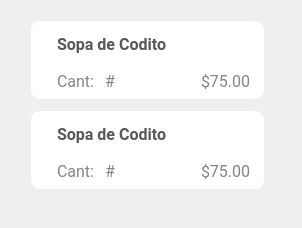
Above: El-Patio/mesero/mesero_tarjeta_chica.ui from MrDanielG/IHC-ElPatio before the change. Below: the same form after it.
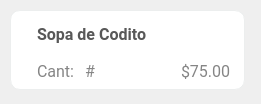
That is the form after the change. Icons and pictures are not drawn.

Diff of the .ui file:
```diff
--- a/El-Patio/mesero/mesero_tarjeta_chica.ui
+++ b/El-Patio/mesero/mesero_tarjeta_chica.ui
@@ -6,8 +6,8 @@
    <rect>
     <x>0</x>
     <y>0</y>
-    <width>302</width>
-    <height>228</height>
+    <width>261</width>
+    <height>104</height>
    </rect>
   </property>
   <property name="windowTitle">
@@ -25,8 +25,8 @@
   <widget class="QFrame" name="frame">
    <property name="geometry">
     <rect>
-     <x>30</x>
-     <y>110</y>
+     <x>10</x>
+     <y>10</y>
      <width>235</width>
      <height>80</height>
     </rect>
@@ -92,6 +92,9 @@
          <property name="text">
           <string>Sopa de Codito</string>
          </property>
+         <property name="wordWrap">
+          <bool>true</bool>
+         </property>
         </widget>
        </item>
        <item>
@@ -167,149 +170,6 @@
     </layout>
    </widget>
   </widget>
-  <widget class="QLabel" name="label">
-   <property name="geometry">
-    <rect>
-     <x>30</x>
-     <y>20</y>
-     <width>235</width>
-     <height>80</height>
-    </rect>
-   </property>
-   <property name="styleSheet">
-    <string notr="true">border-radius: 10px;
-background-color: #fff;
-border: 1px solid #ECEEEE;</string>
-   </property>
-   <property name="text">
-    <string/>
-   </property>
-  </widget>
-  <widget class="QWidget" name="layoutWidget">
-   <property name="geometry">
-    <rect>
-     <x>40</x>
-     <y>30</y>
-     <width>211</width>
-     <height>65</height>
-    </rect>
-   </property>
-   <layout class="QHBoxLayout" name="horizontalLayout_2">
-    <property name="spacing">
-     <number>10</number>
-    </property>
-    <item>
-     <widget class="QLabel" name="imgPlatillo">
-      <property name="maximumSize">
-       <size>
-        <width>50</width>
-        <height>50</height>
-       </size>
-      </property>
-      <property name="text">
-       <string/>
-      </property>
-      <property name="pixmap">
-       <pixmap resource="../Recursos.qrc">:/iconos/resources/menuPrueba.png</pixmap>
-      </property>
-      <property name="scaledContents">
-       <bool>true</bool>
-      </property>
-     </widget>
-    </item>
-    <item>
-     <layout class="QVBoxLayout" name="verticalLayout">
-      <item>
-       <widget class="QLabel" name="nombrePlatillo">
-        <property name="font">
-         <font>
-          <family>Roboto</family>
-          <pointsize>12</pointsize>
-          <weight>75</weight>
-          <bold>true</bold>
-         </font>
-        </property>
-        <property name="styleSheet">
-         <string notr="true">color:#585858;
-</string>
-        </property>
-        <property name="text">
-         <string>Sopa de Codito</string>
-        </property>
-       </widget>
-      </item>
-      <item>
-       <layout class="QHBoxLayout" name="horizontalLayout">
-        <item>
-         <widget class="QLabel" name="laberCantidad">
-          <property name="font">
-           <font>
-            <family>Roboto</family>
-            <pointsize>12</pointsize>
-           </font>
-          </property>
-          <property name="styleSheet">
-           <string notr="true">color:#858585;
-</string>
-          </property>
-          <property name="text">
-           <string>Cant:</string>
-          </property>
-         </widget>
-        </item>
-        <item>
-         <widget class="QLabel" name="cantidad">
-          <property name="font">
-           <font>
-            <family>Roboto</family>
-            <pointsize>12</pointsize>
-           </font>
-          </property>
-          <property name="styleSheet">
-           <string notr="true">color:#858585;
-</string>
-          </property>
-          <property name="text">
-           <string>#</string>
-          </property>
-         </widget>
-        </item>
-        <item>
-         <spacer name="horizontalSpacer">
-          <property name="orientation">
-           <enum>Qt::Horizontal</enum>
-          </property>
-          <property name="sizeHint" stdset="0">
-           <size>
-            <width>40</width>
-            <height>20</height>
-           </size>
-          </property>
-         </spacer>
-        </item>
-        <item>
-         <widget class="QLabel" name="precioPlatillo">
-          <property name="font">
-           <font>
-            <family>Roboto</family>
-            <pointsize>12</pointsize>
-           </font>
-          </property>
-          <property name="styleSheet">
-           <string notr="true">color:#858585;
-</string>
-          </property>
-          <property name="text">
-           <string>$75.00</string>
-          </property>
-         </widget>
-        </item>
-       </layout>
-      </item>
-     </layout>
-    </item>
-   </layout>
-  </widget>
  </widget>
  <resources>
   <include location="../Recursos.qrc"/>
```
